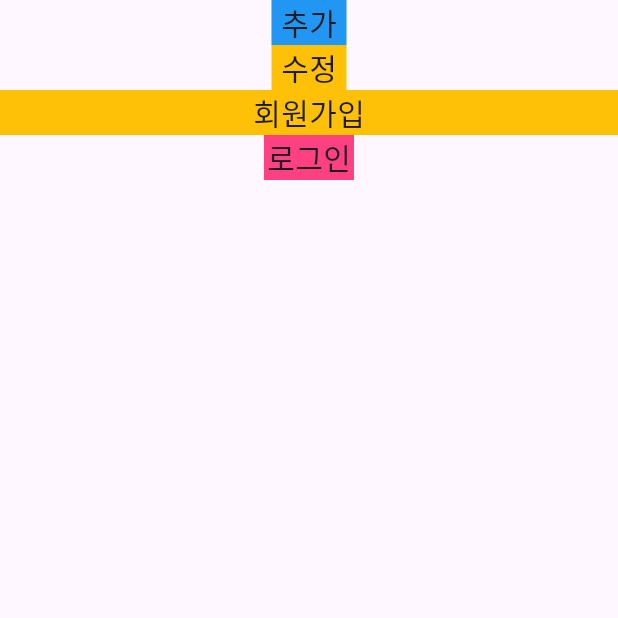
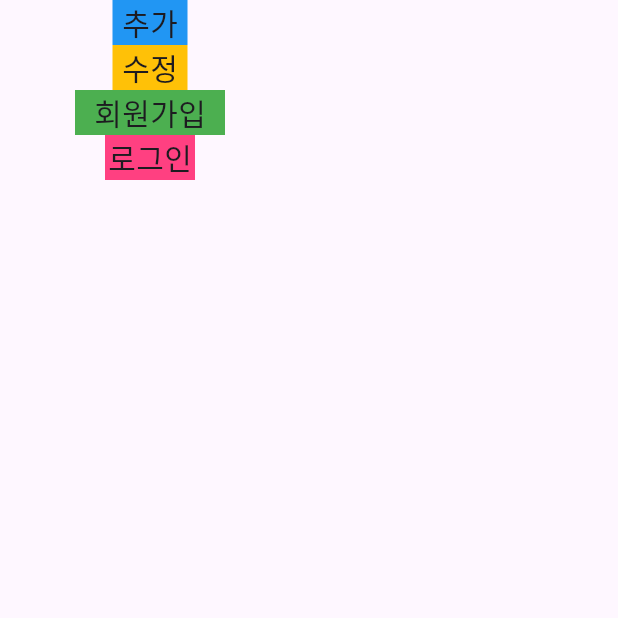
Before and after one commit to kimjiyu218/Trio, a Flutter app: the screen it shows after launch, on a phone screen of 412 x 824 dp, the top half of it. Run offline on Flutter 3.47's test engine with Material 3 defaults, Android fonts, the light colour scheme and no system bars; our stand-ins replace dio, freezed_annotation; generated files the repository leaves out were written again; network calls fail.

Commit message:
회원가입 색상 그린으로 변경

```diff
--- a/lib/main.dart
+++ b/lib/main.dart
@@ -140,9 +140,9 @@ class _MyHomePageState extends State<MyHomePage> {
                   },));
                 },
                 child: Container(
-                  width: 500,
+                  width: 100,
                   height: 30,
-                  color: Colors.amber,
+                  color: Colors.green,
                   child: Center(
                     child: Text(
                       "회원가입",
```
